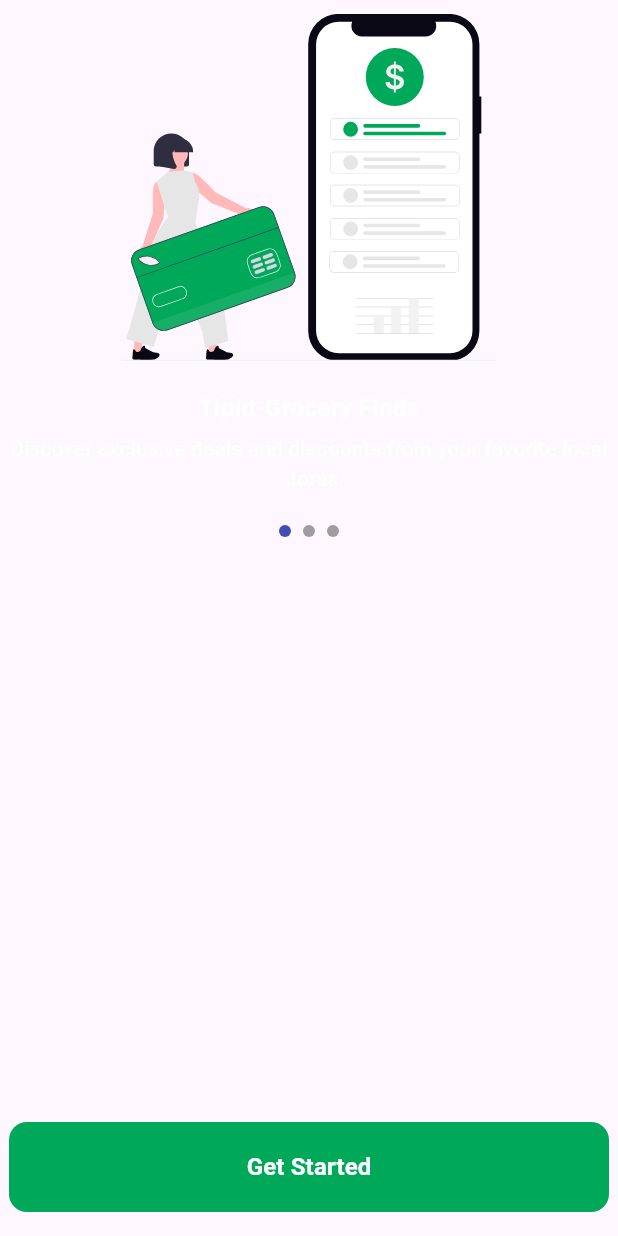
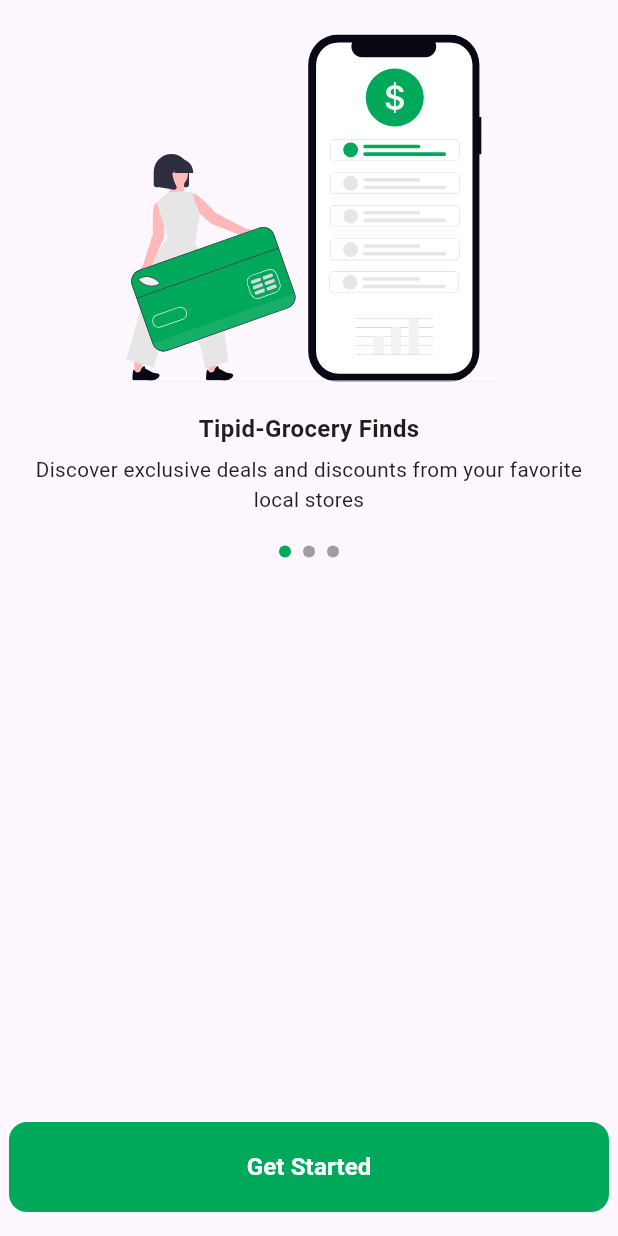
Before and after one commit to sam021624/spendsmart, a Flutter app: the screen it shows after launch, on a phone screen of 412 x 824 dp. Run offline on Flutter 3.47's test engine with Material 3 defaults, Android fonts, the phone set to English and light mode, and no system bars; drawn by our look-alikes of carousel_slider, smooth_page_indicator; our stand-ins replace flutter_bloc, flutter_screenutil, flutter_svg, ionicons.

Commit message:
[UI] onboarding screen

```diff
--- /dev/null
+++ b/lib/common/constants/app_sizes.dart
@@ -0,0 +1,7 @@
+import 'package:flutter_screenutil/flutter_screenutil.dart';
+
+class AppSizes {
+  static double defaultPaddingh = 12.w;
+  static double defaultPaddingw = 8.h;
+  static double defaultBorderRadius = 12.sp;
+}
--- a/lib/common/widgets/widget_text.dart
+++ b/lib/common/widgets/widget_text.dart
@@ -25,7 +25,7 @@ class WidgetText extends StatelessWidget {
 
   @override
   Widget build(BuildContext context) {
-    final defaultColor = Colors.white;
+    final defaultColor = AppColors.black;
 
     return Text(
       text,
--- a/lib/views/onboarding/onboarding_screen.dart
+++ b/lib/views/onboarding/onboarding_screen.dart
@@ -2,6 +2,8 @@ import 'package:carousel_slider/carousel_slider.dart';
 import 'package:flutter/material.dart';
 import 'package:flutter_bloc/flutter_bloc.dart';
 import 'package:smooth_page_indicator/smooth_page_indicator.dart';
+import 'package:spendsmart/common/constants/app_colors.dart';
+import 'package:spendsmart/common/constants/app_sizes.dart';
 import 'package:spendsmart/common/constants/icon_routes.dart';
 import 'package:spendsmart/common/widgets/widget_button.dart';
 import 'package:spendsmart/core/logic/nav_cubit.dart';
@@ -54,16 +56,27 @@ class OnboardingScreen extends StatelessWidget {
   Widget build(BuildContext context) {
     return BlocProvider(
       create: (context) => OnboardingCubit(),
-      child: Scaffold(
+      child: Builder(
+        builder: (context) {
+          return Scaffold(
             body: SafeArea(
               child: SingleChildScrollView(
+                child: Padding(
+                  padding: EdgeInsetsGeometry.symmetric(
+                    horizontal: AppSizes.defaultPaddingw,
+                    vertical: AppSizes.defaultPaddingh,
+                  ),
                   child: Column(
                     children: [_buildCarouselImage(context), _buildIndicator()],
                   ),
                 ),
               ),
+            ),
             floatingActionButton: _buildButton(context),
-        floatingActionButtonLocation: FloatingActionButtonLocation.centerFloat,
+            floatingActionButtonLocation:
+                FloatingActionButtonLocation.centerFloat,
+          );
+        },
       ),
     );
   }
@@ -93,13 +106,16 @@ class OnboardingScreen extends StatelessWidget {
   }
 
   Widget _buildIndicator() {
-    // 3. BlocBuilder watches the index
     return BlocBuilder<OnboardingCubit, int>(
       builder: (context, activeIndex) {
         return AnimatedSmoothIndicator(
           activeIndex: activeIndex,
           count: 3,
-          effect: const WormEffect(dotHeight: 8, dotWidth: 8),
+          effect: const WormEffect(
+            dotHeight: 8,
+            dotWidth: 8,
+            activeDotColor: AppColors.primary,
+          ),
         );
       },
     );
```
Also changed, not shown: assets/onboarding/onboarding_three.svg. Lines whose indentation alone changed are shown as unchanged.
